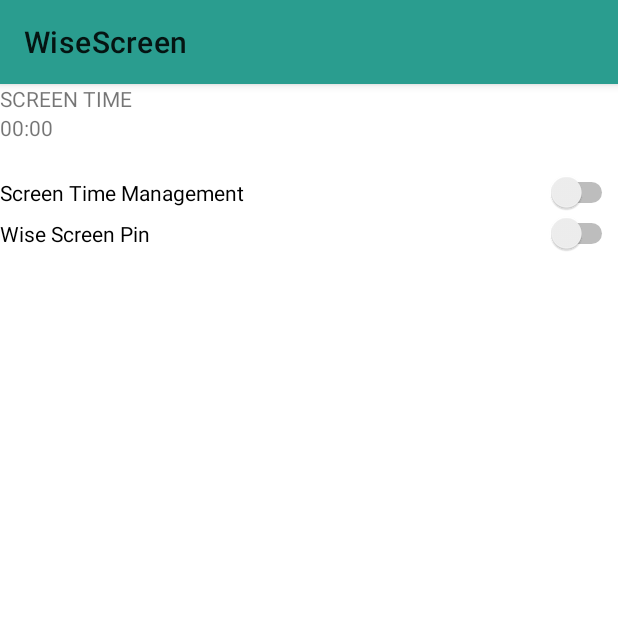
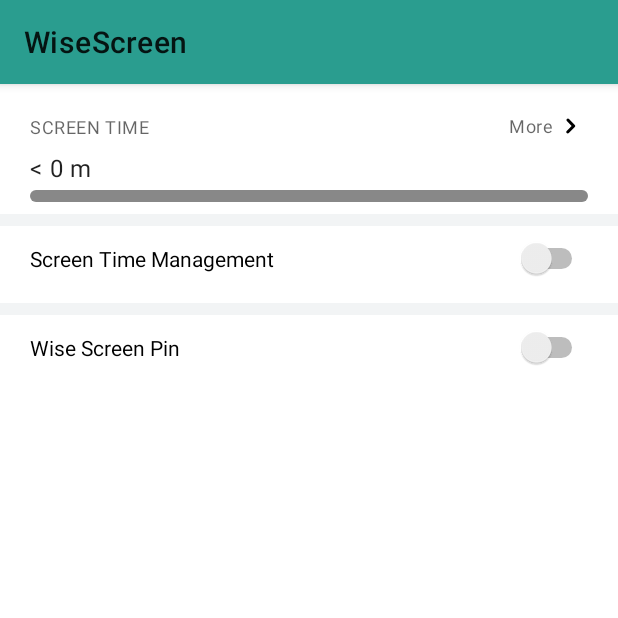
Before and after one commit to amalhanaja/WiseScreen, an Android app: the screen it shows after launch (MainActivity), on a phone screen of 412 x 824 dp, the top half of it. Run offline under Robolectric (Android 15) with nearby library versions, the phone set to English and light mode, and no system bars; our stand-ins replace Dagger/Hilt's generated code, Timber; libraries missing offline, so code that uses them is left out: androidx.hilt.lifecycle; 3 statements that could not run were skipped.

Commit message:
Add icon

```diff
--- a/app/src/main/java/com/amalcodes/wisescreen/core/Ext.kt
+++ b/app/src/main/java/com/amalcodes/wisescreen/core/Ext.kt
@@ -9,6 +9,9 @@ import android.graphics.drawable.Drawable
 import android.os.Build
 import android.widget.TimePicker
 import com.amalcodes.wisescreen.R
+import kotlinx.coroutines.ExperimentalCoroutinesApi
+import kotlinx.coroutines.flow.Flow
+import kotlinx.coroutines.flow.zip
 import java.util.*
 
 /**
@@ -116,3 +119,11 @@ var TimePicker.millis: Int
         } * 60_000
         return hour + minute
     }
+
+@ExperimentalCoroutinesApi
+public fun <T1, T2, T3, R> Flow<T1>.zip3(
+    flow2: Flow<T2>,
+    flow3: Flow<T3>,
+    transform: suspend (T1, T2, T3) -> R
+): Flow<R> = zip(flow2) { t1, t2 -> t1 to t2 }
+    .zip(flow3) { (t1, t2), t3 -> transform(t1, t2, t3) }
--- a/app/src/main/java/com/amalcodes/wisescreen/data/DataRepository.kt
+++ b/app/src/main/java/com/amalcodes/wisescreen/data/DataRepository.kt
@@ -53,6 +53,7 @@ class DataRepository @Inject constructor(
             putStringSet("WORKING_DAYS", config.workingDays.map { it.toString() }.toSet())
             putInt("WORKING_DAYS_SCREEN_TIME", config.workingDayDailyScreenTimeInMillis)
             putInt("REST_DAYS_SCREEN_TIME", config.restDayDailyScreenTimeInMillis)
+            putBoolean("IS_SCREEN_TIME_MANAGEABLE", config.isScreenTimeManageable)
         }
         return flowOf(Unit)
     }
@@ -72,6 +73,10 @@ class DataRepository @Inject constructor(
                 restDayDailyScreenTimeInMillis = sharedPreferences.getInt(
                     "REST_DAYS_SCREEN_TIME",
                     6 * 3_600_000
+                ),
+                isScreenTimeManageable = sharedPreferences.getBoolean(
+                    "IS_SCREEN_TIME_MANAGEABLE",
+                    false
                 )
             )
         )
--- a/app/src/main/java/com/amalcodes/wisescreen/domain/entity/ScreenTimeConfigEntity.kt
+++ b/app/src/main/java/com/amalcodes/wisescreen/domain/entity/ScreenTimeConfigEntity.kt
@@ -9,5 +9,6 @@ package com.amalcodes.wisescreen.domain.entity
 data class ScreenTimeConfigEntity(
     val workingDayDailyScreenTimeInMillis: Int = 0,
     val workingDays: List<Int>,
+    val isScreenTimeManageable: Boolean,
     val restDayDailyScreenTimeInMillis: Int = 0
 )
--- a/app/src/main/java/com/amalcodes/wisescreen/domain/usecase/IsAppBlockedUseCase.kt
+++ b/app/src/main/java/com/amalcodes/wisescreen/domain/usecase/IsAppBlockedUseCase.kt
@@ -1,11 +1,11 @@
 package com.amalcodes.wisescreen.domain.usecase
 
+import com.amalcodes.wisescreen.core.zip3
 import com.amalcodes.wisescreen.domain.entity.AppLimitType
 import com.amalcodes.wisescreen.domain.entity.TimeRangeEnum
 import kotlinx.coroutines.ExperimentalCoroutinesApi
 import kotlinx.coroutines.flow.Flow
 import kotlinx.coroutines.flow.map
-import kotlinx.coroutines.flow.zip
 import javax.inject.Inject
 
 /**
@@ -37,17 +37,15 @@ class IsAppBlockedUseCase @Inject constructor(
             list.first { it.packageName == input.packageName }
         }
         val config = getScreenTimeConfigUseCase(UseCase.None)
-        return totalTimeInForeground.zip(appLimit) { t1, t2 ->
-            Pair(t1, t2)
-        }.zip(config) { (t1, t2), t3 ->
+        return totalTimeInForeground.zip3(appLimit, config) { t1, t2, t3 ->
             if (t2.type == AppLimitType.NEVER_ALLOW) {
-                return@zip true
+                return@zip3 true
             }
             if (t2.type == AppLimitType.ALWAYS_ALLOW) {
-                return@zip false
+                return@zip3 false
             }
             if (t2.type == AppLimitType.LIMIT_USE) {
-                return@zip t1.first?.totalTimeInForeground ?: 0 >= t2.limitTimeInMillis
+                return@zip3 t1.first?.totalTimeInForeground ?: 0 >= t2.limitTimeInMillis
             }
             val dayLimit = if (t3.workingDays.contains(input.currentDayOfWeek)) {
                 t3.workingDayDailyScreenTimeInMillis
--- a/app/src/main/java/com/amalcodes/wisescreen/presentation/screen/HomeFragment.kt
+++ b/app/src/main/java/com/amalcodes/wisescreen/presentation/screen/HomeFragment.kt
@@ -1,18 +1,24 @@
 package com.amalcodes.wisescreen.presentation.screen
 
+import android.graphics.Color
 import android.os.Bundle
-import android.text.format.DateUtils
 import android.view.LayoutInflater
 import android.view.View
 import android.view.ViewGroup
 import androidx.core.content.ContextCompat
+import androidx.core.view.isVisible
 import androidx.fragment.app.Fragment
 import androidx.fragment.app.viewModels
 import androidx.lifecycle.observe
 import androidx.navigation.fragment.findNavController
+import androidx.recyclerview.widget.DividerItemDecoration
+import androidx.recyclerview.widget.LinearLayoutManager
 import com.amalcodes.wisescreen.R
 import com.amalcodes.wisescreen.core.autoCleared
+import com.amalcodes.wisescreen.core.formatTime
+import com.amalcodes.wisescreen.core.setMs
 import com.amalcodes.wisescreen.databinding.FragmentHomeBinding
+import com.amalcodes.wisescreen.domain.entity.ScreenTimeConfigEntity
 import com.amalcodes.wisescreen.presentation.MergeAdapter
 import com.amalcodes.wisescreen.presentation.UIState
 import com.amalcodes.wisescreen.presentation.ui.HomeUIEvent
@@ -22,6 +28,7 @@ import com.amalcodes.wisescreen.presentation.viewentity.StackedBarChartItemViewE
 import com.amalcodes.wisescreen.presentation.viewmodel.HomeViewModel
 import dagger.hilt.android.AndroidEntryPoint
 import kotlinx.coroutines.ExperimentalCoroutinesApi
+import java.util.*
 
 @ExperimentalCoroutinesApi
 @AndroidEntryPoint
@@ -63,7 +70,7 @@ class HomeFragment : Fragment() {
                     icon = requireNotNull(
                         ContextCompat.getDrawable(
                             requireContext(),
-                            R.mipmap.ic_launcher
+                            R.drawable.ic_hourglass
                         )
                     )
                 ),
@@ -73,13 +80,19 @@ class HomeFragment : Fragment() {
                     icon = requireNotNull(
                         ContextCompat.getDrawable(
                             requireContext(),
-                            R.mipmap.ic_launcher
+                            R.drawable.ic_warning_o
                         )
                     )
                 )
             )
         )
-        binding.tvScreenTimeLabel.setOnClickListener {
+        binding.rvScreenManagementMenu.addItemDecoration(
+            DividerItemDecoration(
+                requireContext(),
+                LinearLayoutManager.VERTICAL
+            )
+        )
+        binding.tvMore.setOnClickListener {
             findNavController().navigate(
                 HomeFragmentDirections.actionHomeFragmentToScreenTimeFragment()
             )
@@ -88,17 +101,23 @@ class HomeFragment : Fragment() {
             when (it) {
                 is UIState.Initial -> onInitialized()
                 is HomeUIState.Content -> onContent(it)
+                is HomeUIState.ScreenTimeConfigUpdated -> onScreenTimeConfigUpdated(it.screenTimeConfigEntity)
             }
         }
     }
 
+    private fun onScreenTimeConfigUpdated(newConfig: ScreenTimeConfigEntity) {
+        setupScreenTimeConfig(newConfig)
+    }
+
     private fun onContent(state: HomeUIState.Content) {
         val totalTimeInForeground = state.viewEntity.totalTimeInForeground
-        var reservedPercentage = 0f
-        binding.tvScreenTimeValue.text = DateUtils.formatElapsedTime(totalTimeInForeground / 1000)
+        var reservedPercentage = 100f
+        val cal = Calendar.getInstance().apply { setMs(totalTimeInForeground.toInt()) }
+        binding.tvScreenTimeValue.text = cal.formatTime(requireContext())
         binding.chartStats.data = state.viewEntity.dailyUsage.mapIndexed { index, appUsageEntity ->
             val percentage = 100f * appUsageEntity.totalTimeInForeground / totalTimeInForeground
-            reservedPercentage = 100f - percentage
+            reservedPercentage -= percentage
             StackedBarChartItemViewEntity(
                 percentage = percentage,
                 color = when (index) {
@@ -109,8 +128,9 @@ class HomeFragment : Fragment() {
             )
         } + StackedBarChartItemViewEntity(
             reservedPercentage,
-            ContextCompat.getColor(requireContext(), R.color.black50)
+            Color.GRAY
         )
+        setupScreenTimeConfig(state.viewEntity.screenTimeConfigEntity)
         binding.switchPin.isChecked = state.viewEntity.isPinSet
         binding.switchPin.setOnCheckedChangeListener { _, isChecked ->
             if (isChecked) {
@@ -119,8 +139,19 @@ class HomeFragment : Fragment() {
         }
     }
 
-    override fun onResume() {
-        super.onResume()
+    private fun setupScreenTimeConfig(config: ScreenTimeConfigEntity) {
+        binding.switchScreenTimeManagement.isChecked = config.isScreenTimeManageable
+        binding.rvScreenManagementMenu.isVisible = config.isScreenTimeManageable
+        binding.switchScreenTimeManagement.setOnCheckedChangeListener { _, isChecked ->
+            viewModel.dispatch(
+                HomeUIEvent.UpdateScreenTimeConfig(
+                    screenTimeConfigEntity = config.copy(
+                        isScreenTimeManageable = isChecked
+                    )
+                )
+            )
+            binding.rvScreenManagementMenu.isVisible = isChecked
+        }
     }
 
     private fun onInitialized() {
--- a/app/src/main/java/com/amalcodes/wisescreen/presentation/ui/HomeUI.kt
+++ b/app/src/main/java/com/amalcodes/wisescreen/presentation/ui/HomeUI.kt
@@ -1,5 +1,6 @@
 package com.amalcodes.wisescreen.presentation.ui
 
+import com.amalcodes.wisescreen.domain.entity.ScreenTimeConfigEntity
 import com.amalcodes.wisescreen.presentation.UIEvent
 import com.amalcodes.wisescreen.presentation.UIState
 import com.amalcodes.wisescreen.presentation.viewentity.HomeViewEntity
@@ -10,10 +11,16 @@ import com.amalcodes.wisescreen.presentation.viewentity.HomeViewEntity
  */
 
 
-sealed class HomeUIState: UIState.Abstract() {
-    class Content(val viewEntity: HomeViewEntity): HomeUIState()
+sealed class HomeUIState : UIState.Abstract() {
+    data class Content(val viewEntity: HomeViewEntity) : HomeUIState()
+    data class ScreenTimeConfigUpdated(
+        val screenTimeConfigEntity: ScreenTimeConfigEntity
+    ) : HomeUIState()
 }
 
-sealed class HomeUIEvent: UIEvent.Abstract() {
-    object Fetch: HomeUIEvent()
+sealed class HomeUIEvent : UIEvent.Abstract() {
+    object Fetch : HomeUIEvent()
+    data class UpdateScreenTimeConfig(
+        val screenTimeConfigEntity: ScreenTimeConfigEntity
+    ) : HomeUIEvent()
 }
--- a/app/src/main/java/com/amalcodes/wisescreen/presentation/viewentity/HomeViewEntity.kt
+++ b/app/src/main/java/com/amalcodes/wisescreen/presentation/viewentity/HomeViewEntity.kt
@@ -1,9 +1,11 @@
 package com.amalcodes.wisescreen.presentation.viewentity
 
 import com.amalcodes.wisescreen.domain.entity.AppUsageEntity
+import com.amalcodes.wisescreen.domain.entity.ScreenTimeConfigEntity
 
 data class HomeViewEntity(
     val dailyUsage: List<AppUsageEntity>,
     val totalTimeInForeground: Long,
-    val isPinSet: Boolean
+    val isPinSet: Boolean,
+    val screenTimeConfigEntity: ScreenTimeConfigEntity
 )
--- a/app/src/main/java/com/amalcodes/wisescreen/presentation/viewmodel/HomeViewModel.kt
+++ b/app/src/main/java/com/amalcodes/wisescreen/presentation/viewmodel/HomeViewModel.kt
@@ -3,10 +3,10 @@ package com.amalcodes.wisescreen.presentation.viewmodel
 import androidx.hilt.lifecycle.ViewModelInject
 import androidx.lifecycle.viewModelScope
 import com.amalcodes.wisescreen.core.BaseViewModel
+import com.amalcodes.wisescreen.core.zip3
+import com.amalcodes.wisescreen.domain.entity.ScreenTimeConfigEntity
 import com.amalcodes.wisescreen.domain.entity.TimeRangeEnum
-import com.amalcodes.wisescreen.domain.usecase.GetUsageStatsUseCase
-import com.amalcodes.wisescreen.domain.usecase.IsPinSetUseCase
-import com.amalcodes.wisescreen.domain.usecase.UseCase
+import com.amalcodes.wisescreen.domain.usecase.*
 import com.amalcodes.wisescreen.presentation.UIEvent
 import com.amalcodes.wisescreen.presentation.UIState
 import com.amalcodes.wisescreen.presentation.toUIState
@@ -25,29 +25,43 @@ import kotlinx.coroutines.flow.*
 @ExperimentalCoroutinesApi
 class HomeViewModel @ViewModelInject constructor(
     private val getUsageStatsUseCase: GetUsageStatsUseCase,
-    private val isPinSetUseCase: IsPinSetUseCase
+    private val isPinSetUseCase: IsPinSetUseCase,
+    private val getScreenTimeConfigUseCase: GetScreenTimeConfigUseCase,
+    private val updateScreenTimeConfigUseCase: UpdateScreenTimeConfigUseCase
 ) : BaseViewModel() {
 
     override fun handleEventChanged(event: UIEvent) {
         when (event) {
-            HomeUIEvent.Fetch -> fetch()
+            is HomeUIEvent.Fetch -> fetch()
+            is HomeUIEvent.UpdateScreenTimeConfig -> updateScreenTimeConfig(event.screenTimeConfigEntity)
             else -> event.unhandled()
         }
     }
 
+    private fun updateScreenTimeConfig(config: ScreenTimeConfigEntity) {
+        updateScreenTimeConfigUseCase(config)
+            .map { HomeUIState.ScreenTimeConfigUpdated(config) as UIState }
+            .onEach { _uiState.postValue(it) }
+            .catch { emit(it.toUIState()) }
+            .launchIn(viewModelScope)
+    }
+
     private fun fetch() {
         getUsageStatsUseCase(TimeRangeEnum.TODAY)
-            .map { list ->
-                val totalTimeInForeground = list.fold(0L) { acc, appUsageEntity ->
+            .zip3(
+                getScreenTimeConfigUseCase(UseCase.None),
+                isPinSetUseCase(UseCase.None)
+            ) { t1, t2, t3 ->
+                val totalTimeInForeground = t1.fold(0L) { acc, appUsageEntity ->
                     acc + appUsageEntity.totalTimeInForeground
                 }
-                HomeViewEntity(
-                    dailyUsage = list.sortedByDescending { it.totalTimeInForeground }.take(3),
+                val viewEntity = HomeViewEntity(
+                    dailyUsage = t1.sortedByDescending { it.totalTimeInForeground }.take(3),
                     totalTimeInForeground = totalTimeInForeground,
-                    isPinSet = false
+                    isPinSet = t3,
+                    screenTimeConfigEntity = t2
                 )
-            }.zip(isPinSetUseCase(UseCase.None)) { t1, t2 ->
-                HomeUIState.Content(t1.copy(isPinSet = t2)) as UIState
+                HomeUIState.Content(viewEntity) as UIState
             }
             .catch { emit(it.toUIState()) }
             .onStart { _uiState.postValue(UIState.Loading) }
--- /dev/null
+++ b/app/src/main/res/drawable/ic_chevron_left.xml
@@ -0,0 +1,9 @@
+<vector xmlns:android="http://schemas.android.com/apk/res/android"
+    android:width="24dp"
+    android:height="24dp"
+    android:viewportWidth="1024"
+    android:viewportHeight="1024">
+  <path
+      android:fillColor="#FF000000"
+      android:pathData="M570.03,725.33a42.67,42.67 0,0 1,-30.72 -13.23l-164.69,-170.67a42.67,42.67 0,0 1,0 -59.73l170.67,-170.67a42.67,42.67 0,1 1,60.59 60.59L465.07,512l135.68,140.8a42.67,42.67 0,0 1,0 60.16,42.67 42.67,0 0,1 -30.72,12.37z"/>
+</vector>
--- /dev/null
+++ b/app/src/main/res/drawable/ic_chevron_right.xml
@@ -0,0 +1,9 @@
+<vector xmlns:android="http://schemas.android.com/apk/res/android"
+    android:width="24dp"
+    android:height="24dp"
+    android:viewportWidth="1024"
+    android:viewportHeight="1024">
+  <path
+      android:fillColor="#FF000000"
+      android:pathData="M448,725.33a42.67,42.67 0,0 1,-30.29 -12.37,42.67 42.67,0 0,1 0,-60.59L558.93,512 423.25,370.77a42.67,42.67 0,0 1,0 -60.16,42.67 42.67,0 0,1 60.59,0l164.69,170.67a42.67,42.67 0,0 1,0 59.73l-170.67,170.67a42.67,42.67 0,0 1,-29.87 13.65z"/>
+</vector>
--- /dev/null
+++ b/app/src/main/res/drawable/ic_hourglass.xml
@@ -0,0 +1,9 @@
+<vector xmlns:android="http://schemas.android.com/apk/res/android"
+    android:width="24dp"
+    android:height="24dp"
+    android:viewportWidth="1024"
+    android:viewportHeight="1024">
+  <path
+      android:fillColor="#FF000000"
+      android:pathData="M834.1,959.9h-64.1L770,785.23c0,-116.98 -52.88,-195.51 -179.48,-259.61 121.79,-62.5 177.88,-141.02 177.88,-245.18L768.4,64.1h64.1a32.05,32.05 0,0 0,0 -64.1L189.9,0a32.05,32.05 0,0 0,0 64.1h65.7v216.34C255.6,384.6 311.69,464.73 433.48,525.62 306.88,589.72 255.6,668.24 255.6,785.23v174.67L189.9,959.9a32.05,32.05 0,0 0,0 64.1h644.21a32.05,32.05 0,0 0,0 -64.1zM321.3,278.84L321.3,64.1h384.6v216.34c0,60.9 -20.83,141.02 -192.3,211.53 -171.47,-72.11 -192.3,-150.64 -192.3,-213.13zM319.7,783.62c0,-89.74 32.05,-158.65 192.3,-224.35 160.25,67.31 193.9,136.21 193.9,224.35v174.67h-384.6c0,-33.65 -1.6,-97.75 -1.6,-174.67z"/>
+</vector>
--- /dev/null
+++ b/app/src/main/res/drawable/ic_minus_cycle_o.xml
@@ -0,0 +1,9 @@
+<vector xmlns:android="http://schemas.android.com/apk/res/android"
+    android:width="24dp"
+    android:height="24dp"
+    android:viewportWidth="1024"
+    android:viewportHeight="1024">
+  <path
+      android:fillColor="#FF000000"
+      android:pathData="M512,64C264.64,64 64,264.58 64,512c0,247.36 200.64,448 448,448 247.42,0 448,-200.64 448,-448C960,264.58 759.42,64 512,64zM511.94,896c-212.03,0 -384,-171.9 -384,-384 0,-212.1 171.97,-384 384,-384s384,171.97 384,384C895.94,724.1 723.97,896 511.94,896zM774.21,514.43c0.06,22.66 -19.07,41.09 -42.56,41.09L287.04,555.52c-23.68,0 -42.69,-18.43 -42.69,-41.15C244.22,491.71 263.49,473.28 286.98,473.28l444.54,0C755.14,473.28 774.27,491.71 774.21,514.43z"/>
+</vector>
--- /dev/null
+++ b/app/src/main/res/drawable/ic_warning_o.xml
@@ -0,0 +1,9 @@
+<vector xmlns:android="http://schemas.android.com/apk/res/android"
+    android:width="24dp"
+    android:height="24dp"
+    android:viewportWidth="1024"
+    android:viewportHeight="1024">
+  <path
+      android:fillColor="#FF000000"
+      android:pathData="M560,528C560,554.5 538.62,576 512,576l0,0C485.57,576 464,554.5 464,528l0,-224C464,277.44 485.57,256 512,256l0,0c26.62,0 48,21.44 48,48L560,528zM560,720c0,-26.5 -21.38,-48 -48,-48 -26.43,0 -48,21.5 -48,48S485.57,768 512,768C538.62,768 560,746.5 560,720zM512,64C264.64,64 64,264.64 64,512c0,247.42 200.64,448 448,448 247.49,0 448,-200.58 448,-448C960,264.64 759.49,64 512,64zM512,896.77c-212.48,0 -384.77,-172.22 -384.77,-384.77S299.52,127.23 512,127.23 896.64,299.52 896.64,512 724.48,896.77 512,896.77z"/>
+</vector>
--- a/app/src/main/res/layout/fragment_home.xml
+++ b/app/src/main/res/layout/fragment_home.xml
@@ -11,41 +11,43 @@
         android:id="@+id/tv_screen_time_label"
         android:layout_width="wrap_content"
         android:layout_height="wrap_content"
+        android:layout_marginTop="20dp"
         android:text="SCREEN TIME"
-        app:layout_constraintStart_toStartOf="parent"
+        android:textAppearance="@style/TextAppearance.MaterialComponents.Caption"
+        app:layout_constraintStart_toStartOf="@+id/v_guideline1"
         app:layout_constraintTop_toTopOf="parent" />
 
     <TextView
         android:id="@+id/tv_screen_time_value"
         android:layout_width="wrap_content"
         android:layout_height="wrap_content"
+        android:layout_marginTop="8dp"
         android:text="3 h 25 min"
-        app:layout_constraintStart_toStartOf="parent"
+        android:textAppearance="@style/TextAppearance.MaterialComponents.Body1"
+        app:layout_constraintStart_toStartOf="@id/v_guideline1"
         app:layout_constraintTop_toBottomOf="@+id/tv_screen_time_label" />
 
     <com.amalcodes.wisescreen.presentation.component.StackedBarChart
         android:id="@+id/chart_stats"
         android:layout_width="0dp"
-        android:layout_height="20dp"
+        android:layout_height="8dp"
+        android:layout_marginTop="4dp"
         android:orientation="horizontal"
-        app:layout_constraintEnd_toEndOf="parent"
-        app:layout_constraintStart_toStartOf="parent"
+        app:layout_constraintEnd_toEndOf="@id/v_guideline2"
+        app:layout_constraintStart_toStartOf="@id/v_guideline1"
         app:layout_constraintTop_toBottomOf="@+id/tv_screen_time_value" />
-
-    <androidx.constraintlayout.widget.Group
-        android:id="@+id/cg_screen_time"
-        android:layout_width="wrap_content"
-        android:layout_height="wrap_content"
-        app:constraint_referenced_ids="tv_screen_time_value,tv_screen_time_label,chart_stats" />
 
     <Switch
         android:id="@+id/switch_screen_time_management"
         android:layout_width="0dp"
         android:layout_height="wrap_content"
+        android:paddingTop="12dp"
+        android:paddingBottom="12dp"
         android:text="Screen Time Management"
-        app:layout_constraintEnd_toEndOf="parent"
+        app:layout_constraintEnd_toEndOf="@id/v_guideline2"
+        app:layout_constraintHorizontal_bias="0.0"
         app:layout_constraintStart_toStartOf="@+id/tv_screen_time_value"
-        app:layout_constraintTop_toBottomOf="@+id/chart_stats" />
+        app:layout_constraintTop_toBottomOf="@+id/divider1" />
 
     <androidx.recyclerview.widget.RecyclerView
         android:id="@+id/rv_screen_management_menu"
@@ -53,18 +55,67 @@
         android:layout_height="wrap_content"
         android:orientation="vertical"
         app:layoutManager="androidx.recyclerview.widget.LinearLayoutManager"
-        app:layout_constraintEnd_toEndOf="parent"
-        app:layout_constraintStart_toStartOf="parent"
+        app:layout_constraintEnd_toEndOf="@id/v_guideline2"
+        app:layout_constraintStart_toStartOf="@id/v_guideline1"
         app:layout_constraintTop_toBottomOf="@+id/switch_screen_time_management"
         tools:itemCount="3"
+        android:overScrollMode="never"
         tools:listitem="@layout/item_menu" />
 
     <Switch
         android:id="@+id/switch_pin"
         android:layout_width="0dp"
         android:layout_height="wrap_content"
+        android:paddingTop="12dp"
+        android:paddingBottom="12dp"
         android:text="Wise Screen Pin"
+        app:layout_constraintEnd_toEndOf="@id/v_guideline2"
+        app:layout_constraintStart_toStartOf="@id/v_guideline1"
+        app:layout_constraintTop_toBottomOf="@+id/divider2" />
+
+    <androidx.constraintlayout.widget.Guideline
+        android:id="@+id/v_guideline1"
+        android:layout_width="wrap_content"
+        android:layout_height="wrap_content"
+        android:orientation="vertical"
+        app:layout_constraintGuide_begin="20dp" />
+
+    <androidx.constraintlayout.widget.Guideline
+        android:id="@+id/v_guideline2"
+        android:layout_width="wrap_content"
+        android:layout_height="wrap_content"
+        android:orientation="vertical"
+        app:layout_constraintGuide_end="20dp" />
+
+    <View
+        android:id="@+id/divider1"
+        android:layout_width="0dp"
+        android:layout_height="8dp"
+        android:layout_marginTop="8dp"
+        android:background="@color/divider"
+        app:layout_constraintEnd_toEndOf="parent"
+        app:layout_constraintStart_toStartOf="parent"
+        app:layout_constraintTop_toBottomOf="@+id/chart_stats" />
+
+    <View
+        android:id="@+id/divider2"
+        android:layout_width="0dp"
+        android:layout_height="8dp"
+        android:layout_marginTop="8dp"
+        android:background="@color/divider"
         app:layout_constraintEnd_toEndOf="parent"
         app:layout_constraintStart_toStartOf="parent"
         app:layout_constraintTop_toBottomOf="@+id/rv_screen_management_menu" />
+
+    <TextView
+        android:id="@+id/tv_more"
+        android:layout_width="wrap_content"
+        android:layout_height="wrap_content"
+        android:drawableEnd="@drawable/ic_chevron_right"
+        android:layout_marginTop="16dp"
+        android:gravity="center"
+        android:text="More"
+        android:textAppearance="@style/TextAppearance.MaterialComponents.Caption"
+        app:layout_constraintEnd_toStartOf="@+id/v_guideline2"
+        app:layout_constraintTop_toTopOf="parent" />
 </androidx.constraintlayout.widget.ConstraintLayout>
--- a/app/src/main/res/layout/item_menu.xml
+++ b/app/src/main/res/layout/item_menu.xml
@@ -3,27 +3,29 @@
     xmlns:app="http://schemas.android.com/apk/res-auto"
     xmlns:tools="http://schemas.android.com/tools"
     android:id="@+id/item_menu"
+    android:background="?android:attr/selectableItemBackground"
     android:layout_width="match_parent"
     android:layout_height="wrap_content">
 
     <ImageView
         android:id="@+id/iv_icon"
-        android:layout_width="48dp"
-        android:layout_height="48dp"
-        android:layout_marginStart="16dp"
+        android:layout_width="24dp"
+        android:layout_height="24dp"
+        android:layout_marginStart="8dp"
         android:layout_marginTop="16dp"
         android:layout_marginBottom="16dp"
         app:layout_constraintBottom_toBottomOf="parent"
         app:layout_constraintStart_toStartOf="parent"
         app:layout_constraintTop_toTopOf="parent"
-        tools:srcCompat="@tools:sample/avatars" />
+        tools:srcCompat="@drawable/ic_hourglass" />
 
     <TextView
         android:id="@+id/tv_title"
         android:layout_width="0dp"
         android:layout_height="wrap_content"
-        android:layout_marginStart="8dp"
+        android:layout_marginStart="16dp"
         android:layout_marginEnd="8dp"
+        android:textAppearance="@style/TextAppearance.MaterialComponents.Subtitle1"
         app:layout_constraintBottom_toTopOf="@+id/tv_description"
         app:layout_constraintEnd_toEndOf="parent"
         app:layout_constraintStart_toEndOf="@+id/iv_icon"
```
